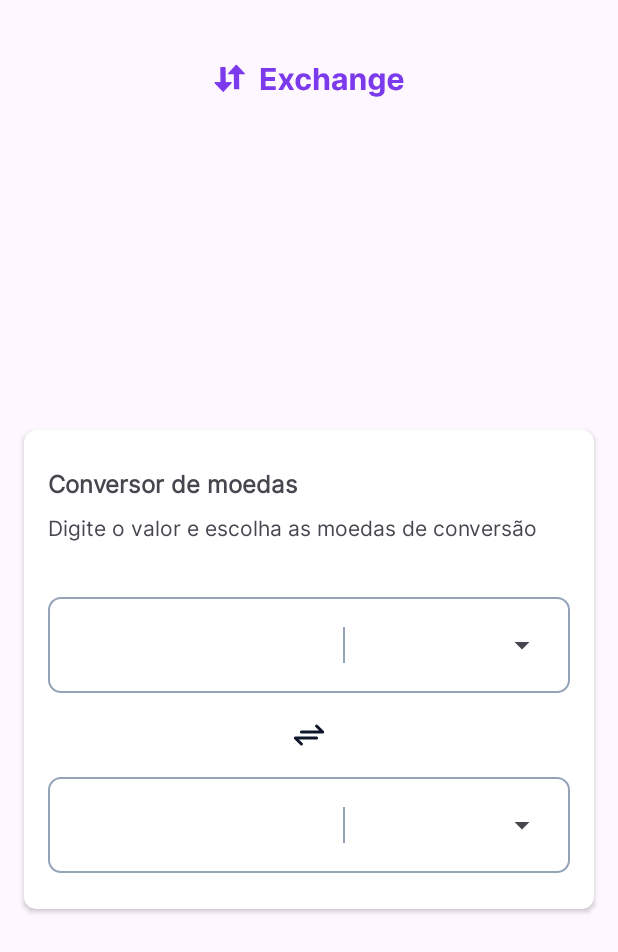
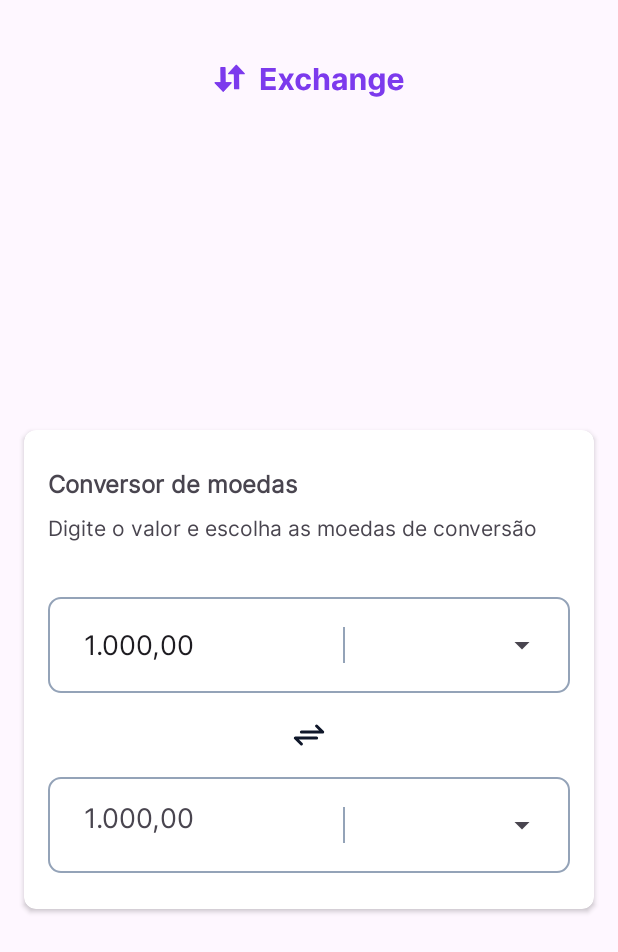
Before and after one commit to DevEgF/CONVERSOR_DE_MOEDAS, an Android app: the screen it shows after launch (MainActivity), on a phone screen of 412 x 824 dp. Shown: the top 952 px of the screen. Run offline under Robolectric (Android 15) with nearby library versions, the phone set to English and light mode, and no system bars; libraries missing offline, so code that uses them is left out: coil3.svg; pictures from the network do not load; 2 statements that could not run were skipped.

Commit message:
03_23_TRANSFORMANDO_EM_TEMPO_REAL_O_TEXTO_DE_VALOR_ATUAL_PARA_VALOR_MONETARIO

```diff
--- a/app/src/main/java/com/dev/bernardoslailati/conversordemoedas/MainActivity.kt
+++ b/app/src/main/java/com/dev/bernardoslailati/conversordemoedas/MainActivity.kt
@@ -1,9 +1,14 @@
 package com.dev.bernardoslailati.conversordemoedas
 
+import android.icu.text.DecimalFormat
+import android.icu.text.DecimalFormatSymbols
 import android.os.Bundle
+import android.text.Editable
+import android.text.TextWatcher
 import android.util.Log
 import android.view.View
 import android.widget.AdapterView
+import android.widget.EditText
 import android.widget.Toast
 import androidx.activity.enableEdgeToEdge
 import androidx.activity.viewModels
@@ -15,6 +20,7 @@ import com.dev.bernardoslailati.conversordemoedas.databinding.ActivityMainBindin
 import com.dev.bernardoslailati.conversordemoedas.network.model.CurrencyType
 import com.dev.bernardoslailati.conversordemoedas.ui.CurrencyTypesAdapter
 import kotlinx.coroutines.launch
+import java.util.Locale
 
 class MainActivity : AppCompatActivity() {
 
@@ -39,6 +45,7 @@ class MainActivity : AppCompatActivity() {
         }
 
         viewModel.requireCurrencyTypes()
+        binding.etFromExchangeValue.addCurrencyMask()
 
         lifecycleScope.apply {
             launch {
@@ -46,8 +53,10 @@ class MainActivity : AppCompatActivity() {
                     result.onSuccess { currencyTypes ->
                         binding.configureCurrencyTypes(currencyTypes = currencyTypes)
                     }.onFailure {
-                        Toast.makeText(this@MainActivity, it.message,
-                            Toast.LENGTH_LONG).show()
+                        Toast.makeText(
+                            this@MainActivity, it.message,
+                            Toast.LENGTH_LONG
+                        ).show()
                     }
                 }
             }
@@ -76,6 +85,7 @@ class MainActivity : AppCompatActivity() {
                     val from = currencyTypes[position]
                     val to = currencyTypes[spnToExchange.selectedItemPosition]
 
+                    tvFromCurrencySymbol.text = from.symbol
                     viewModel.requireExchangeRate(
                         from = from.acronym,
                         to = to.acronym
@@ -100,6 +110,7 @@ class MainActivity : AppCompatActivity() {
                     val from = currencyTypes[spnFromExchange.selectedItemPosition]
                     val to = currencyTypes[position]
 
+                    tvToCurrencySymbol.text = to.symbol
                     viewModel.requireExchangeRate(
                         from = from.acronym,
                         to = to.acronym
@@ -108,6 +119,8 @@ class MainActivity : AppCompatActivity() {
 
                 override fun onNothingSelected(parent: AdapterView<*>?) {
                     currencyTypes.firstOrNull()?.let { firstCurrencyType ->
+                        tvFromCurrencySymbol.text = firstCurrencyType.symbol
+                        tvToCurrencySymbol.text = firstCurrencyType.symbol
                         viewModel.requireExchangeRate(
                             from = firstCurrencyType.acronym,
                             to = firstCurrencyType.acronym
@@ -117,4 +130,42 @@ class MainActivity : AppCompatActivity() {
             }
         }
     }
+
+    private fun EditText.addCurrencyMask() {
+        addTextChangedListener(
+            object : TextWatcher {
+                private var currentText = ""
+
+                override fun beforeTextChanged(
+                    s: CharSequence?,
+                    start: Int,
+                    count: Int,
+                    after: Int
+                ) {
+                }
+
+                override fun onTextChanged(s: CharSequence?, start: Int, before: Int, count: Int) {
+                }
+
+                override fun afterTextChanged(s: Editable?) {
+                    if (s.toString() != currentText) {
+                        removeTextChangedListener(this)
+
+                        val cleanedString = s.toString().replace("[,.]".toRegex(), "")
+                        val currencyValue = cleanedString.toDoubleOrNull() ?: 0.0
+
+                        val formattedValue = DecimalFormat(
+                            "#,##0.00",
+                            DecimalFormatSymbols(Locale.getDefault())
+                        ).format(currencyValue / 100)
+                        currentText = formattedValue
+                        setText(formattedValue)
+                        setSelection(formattedValue.length)
+
+                        addTextChangedListener(this)
+                    }
+                }
+            }
+        )
+    }
 }
--- a/app/src/main/res/layout/activity_main.xml
+++ b/app/src/main/res/layout/activity_main.xml
@@ -69,15 +69,30 @@
                 app:layout_constraintStart_toStartOf="parent"
                 app:layout_constraintTop_toBottomOf="@id/tvSubtitle">
 
-                <EditText
+                <LinearLayout
                     android:layout_width="0dp"
-                    android:importantForAutofill="no"
                     android:layout_height="wrap_content"
-                    android:layout_weight="4"
-                    android:minHeight="48dp"
-                    android:inputType="number"
-                    tools:text="R$ 1.000,00"
-                    android:background="@android:color/transparent" />
+                    android:layout_weight="4">
+
+                    <TextView
+                        android:id="@+id/tvFromCurrencySymbol"
+                        android:layout_width="wrap_content"
+                        android:layout_height="wrap_content"
+                        android:padding="8dp"
+                        tools:text="R$"
+                        android:textSize="16sp"/>
+
+                    <EditText
+                        android:id="@+id/etFromExchangeValue"
+                        android:layout_width="match_parent"
+                        android:importantForAutofill="no"
+                        android:layout_height="wrap_content"
+                        android:minHeight="48dp"
+                        android:inputType="number"
+                        android:text="@string/initial_value"
+                        android:background="@android:color/transparent" />
+
+                </LinearLayout>
 
                 <ImageView
                     android:layout_width="wrap_content"
@@ -120,15 +135,28 @@
                 app:layout_constraintBottom_toBottomOf="parent"
                 app:layout_constraintTop_toBottomOf="@id/ivArrowsExchange">
 
-                <EditText
+                <LinearLayout
                     android:layout_width="0dp"
-                    android:importantForAutofill="no"
                     android:layout_height="wrap_content"
-                    android:layout_weight="4"
-                    android:minHeight="48dp"
-                    android:inputType="number"
-                    tools:text="R$ 1.000,00"
-                    android:background="@android:color/transparent" />
+                    android:layout_weight="4">
+
+                    <TextView
+                        android:id="@+id/tvToCurrencySymbol"
+                        android:layout_width="wrap_content"
+                        android:layout_height="wrap_content"
+                        android:padding="8dp"
+                        tools:text="R$"
+                        android:textSize="16sp"/>
+
+                    <TextView
+                        android:id="@+id/tvToExchangeValue"
+                        android:layout_width="match_parent"
+                        android:layout_height="wrap_content"
+                        android:minHeight="48dp"
+                        android:textSize="18sp"
+                        android:text="@string/initial_value"/>
+
+                </LinearLayout>
 
                 <ImageView
                     android:layout_width="wrap_content"
--- a/app/src/main/res/values/strings.xml
+++ b/app/src/main/res/values/strings.xml
@@ -3,4 +3,5 @@
     <string name="conversor_de_moedas">Conversor de moedas</string>
     <string name="digite_o_valor_e_escolha_as_moedas">Digite o valor e escolha as moedas de conversão</string>
     <string name="imagem_bandeira_pais_moeda">Imagem Bandeira País Moeda</string>
+    <string name="initial_value">1.000,00</string>
 </resources>
```
Also changed, not shown: 1 other file.
